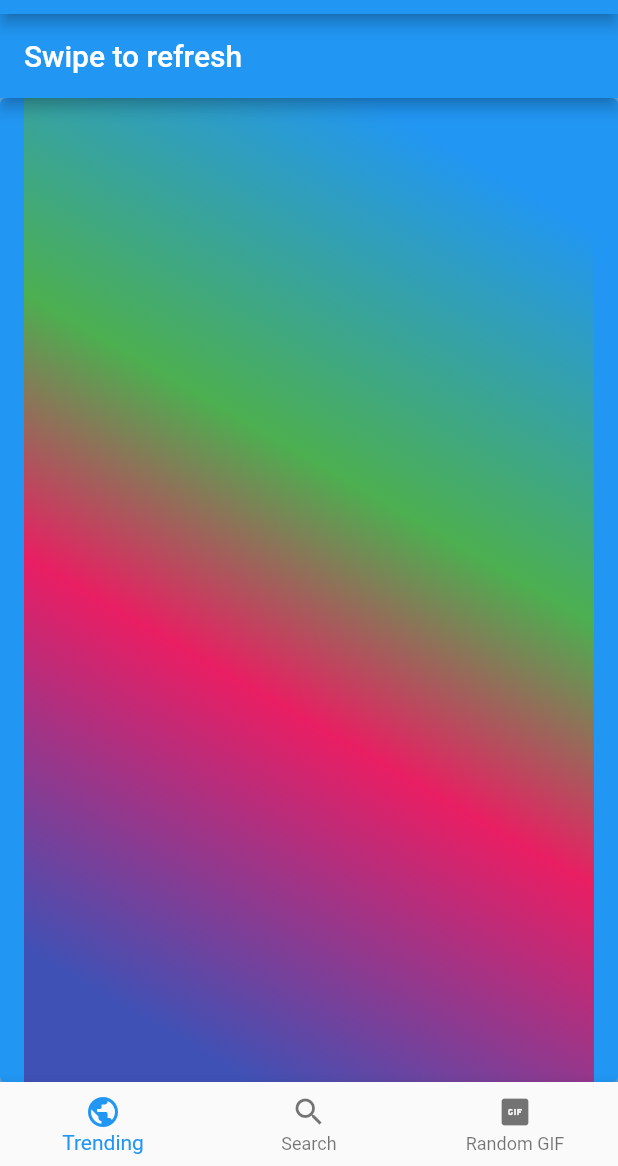
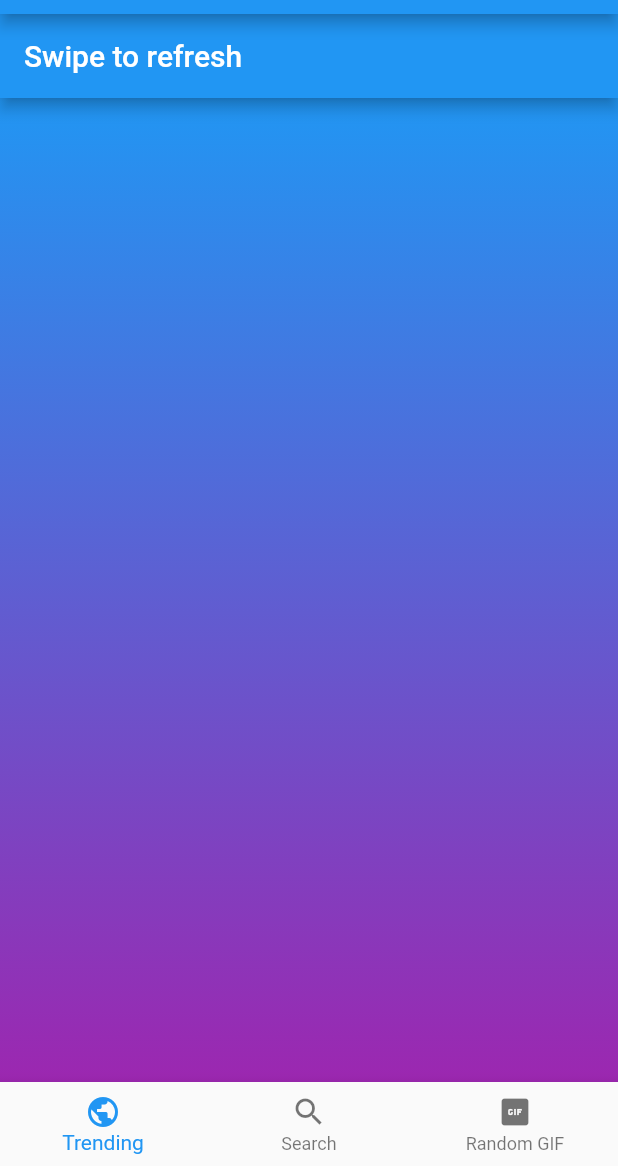
Before and after one commit to itgirlschool/mobile8_project3, a Flutter app: the screen it shows after launch, on a phone screen of 412 x 824 dp, the part 70-1236 px from its top. Run offline on Flutter 3.47's test engine with Material 2 defaults, Android fonts, the phone set to English and light mode, and no system bars; drawn by our look-alikes of liquid_pull_to_refresh; network calls fail.

Commit message:
Elevated button removed

```diff
--- a/lib/screens/gif_screen1.dart
+++ b/lib/screens/gif_screen1.dart
@@ -9,9 +9,6 @@ class GifScreen extends StatefulWidget {
   State<GifScreen> createState() => _GifScreenState();
 }
 
-Future<void> _handleRefresh() async {
-  return await Future.delayed(Duration(seconds: 2));
-}
 
 class _GifScreenState extends State<GifScreen> {
   final FetchHelper fetchHelper = FetchHelper();
@@ -19,17 +16,17 @@ class _GifScreenState extends State<GifScreen> {
   bool isLoading = false;
   VoidCallback showError = () {};
 
-  Future refresh() async {
-    setState(() => images.clear());
-  }
-
-  @override
-  void initState() {
+  Future<void> refresh() async {
     fetchHelper.fetchTrendingImages().then((value) {
       setState(() {
         images = value;
       });
     }).catchError((e){showError();});
+  }
+
+  @override
+  void initState() {
+    refresh();
     super.initState();
   }
 
@@ -46,46 +43,20 @@ class _GifScreenState extends State<GifScreen> {
       ),
       backgroundColor: Colors.blue[300],
       body: Center(
-        child: ElevatedButton(
-          onPressed: () async {
-            if (isLoading) {
-              return;
-            }
-            isLoading = true;
-            try {
-              final image = await fetchHelper.fetchTrendingImages();
-              setState(() {});
-            } catch (e) {
-              ScaffoldMessenger.of(context).showSnackBar(const SnackBar(
-                  content: Text(
-                      "Something has gone wrong\nPlease try again later")));
-            } finally {
-              isLoading = false;
-            }
-          },
         child: Container(
-            decoration: BoxDecoration(
+          decoration: const BoxDecoration(
           gradient: LinearGradient(
-              begin: Alignment.topRight,
-              end: Alignment.bottomLeft,
-              stops: [
-                0.1,
-                0.4,
-                0.6,
-                0.9,
-              ],
-              colors: [
-                Colors.blue,
-                Colors.green,
-                Colors.pink,
-                Colors.indigo,
-              ],
-            )),
+            begin: Alignment.topCenter,
+            end: FractionalOffset.bottomCenter,
+            colors: [Colors.blue, Colors.purple],
+            stops: [0, 1],
+          ),
+        ),
           child: LiquidPullToRefresh(
-              onRefresh: _handleRefresh,
+            onRefresh: refresh,
             color: Colors.blue,
             height: 200,
-              backgroundColor: Colors.pink[300],
+            backgroundColor: Colors.purple[300],
             animSpeedFactor: 2,
             showChildOpacityTransition: true,
             child: ListView.builder(
@@ -97,7 +68,6 @@ class _GifScreenState extends State<GifScreen> {
           ),
         ),
       ),
-      ),
     );
   }
 }
```
Lines whose indentation alone changed are shown as unchanged.
